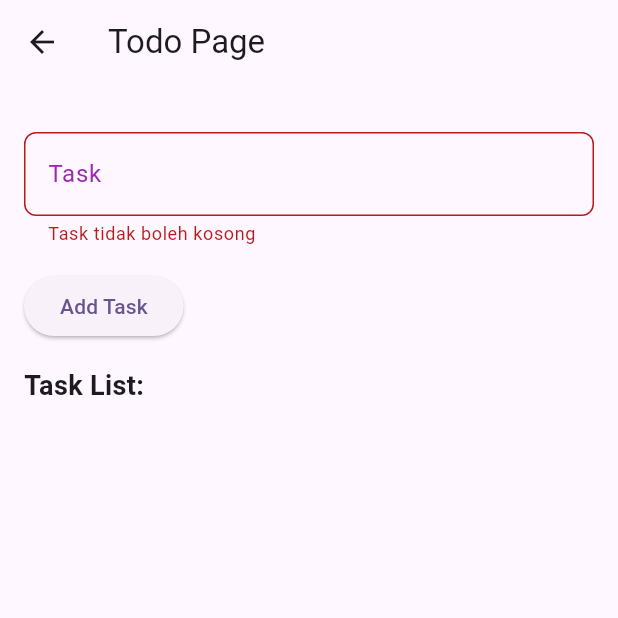
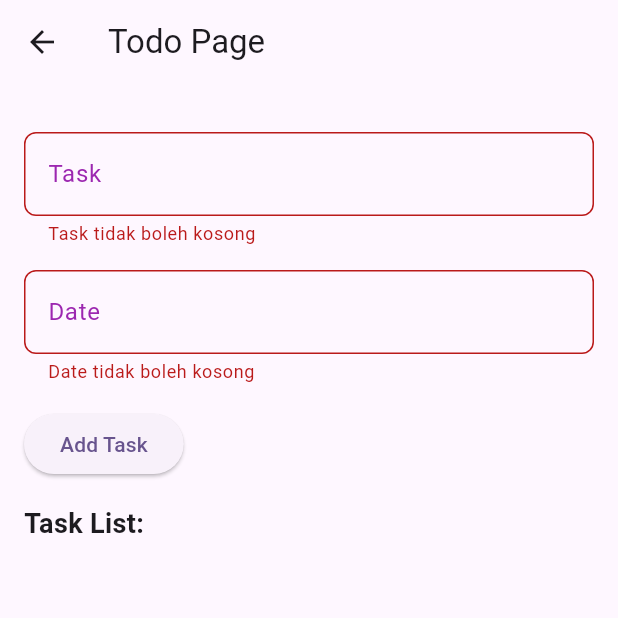
Before and after one commit to IrfanHidayatulahP/TodoApp_0142, a Flutter app: the TodoPage screen opened directly, after a tap on "Add Task", on a phone screen of 412 x 824 dp, the top half of it. Run offline on Flutter 3.47's test engine with Material 3 defaults, Android fonts, the phone set to English and light mode, and no system bars.

Commit message:
membuat field untuk input  tanggal todo dan menambahkan data tanggal nya ke listTugas

```diff
--- a/lib/todo_page.dart
+++ b/lib/todo_page.dart
@@ -69,6 +69,24 @@ class _TodoPageState extends State<TodoPage> {
                       },
                     ),
                     const SizedBox(height: 16),
+                    TextFormField(
+                      controller: _dateController,
+                      decoration: InputDecoration(
+                        labelText: "Date",
+                        labelStyle: const TextStyle(color: Colors.purple),
+                        border: OutlineInputBorder(
+                          borderSide: const BorderSide(color: Colors.purple),
+                          borderRadius: BorderRadius.circular(8),
+                        ),
+                      ),
+                      validator: (value) {
+                        if (value == null || value.isEmpty) {
+                          return 'Date tidak boleh kosong';
+                        }
+                        return null;
+                      },
+                    ),
+                    const SizedBox(height: 16),
                     ElevatedButton(
                       onPressed: addData,
                       child: const Text('Add Task'),
@@ -87,6 +105,7 @@ class _TodoPageState extends State<TodoPage> {
                   itemBuilder: (context, index) {
                     return ListTile(
                       title: Text(listTugas[index]['task']),
+                      subtitle: Text(listTugas[index]['date']),
                       trailing: Checkbox(
                         value: listTugas[index]['done'],
                         onChanged: (bool? value) {
```
